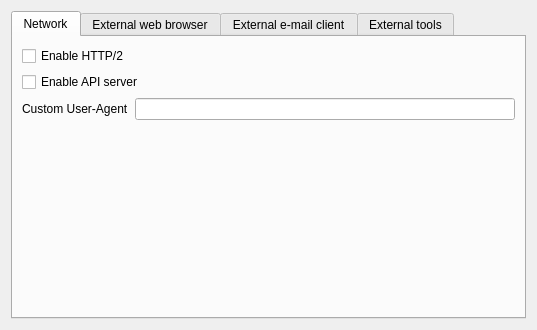
Above: src/librssguard/gui/settings/settingsbrowsermail.ui from martinrotter/rssguard before the change. Below: the same form after it.
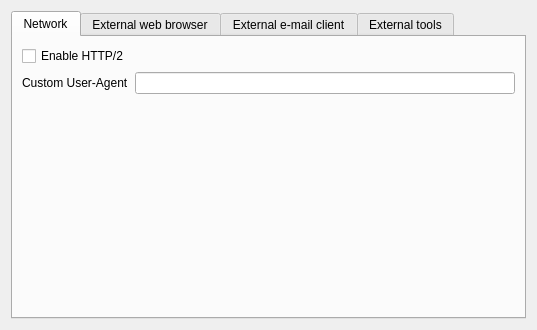
That is the form after the change. Custom widgets are drawn as their Qt base class.

Commit message: remove unused files, remove android mentions, remove web_ui server which was unfisnished feature, add way to save article/html

What changed in the file:
```diff
--- a/src/librssguard/gui/settings/settingsbrowsermail.ui
+++ b/src/librssguard/gui/settings/settingsbrowsermail.ui
@@ -28,21 +28,14 @@
          </property>
         </widget>
        </item>
-       <item row="1" column="0" colspan="2">
-        <widget class="QCheckBox" name="m_cbEnableApiServer">
-         <property name="text">
-          <string>Enable API server</string>
-         </property>
-        </widget>
-       </item>
-       <item row="2" column="0">
+       <item row="1" column="0">
         <widget class="QLabel" name="label_2">
          <property name="text">
           <string>Custom User-Agent</string>
          </property>
         </widget>
        </item>
-       <item row="2" column="1">
+       <item row="1" column="1">
         <widget class="QLineEdit" name="m_txtUserAgent"/>
        </item>
       </layout>
```
The commit also changes 33 other files.
